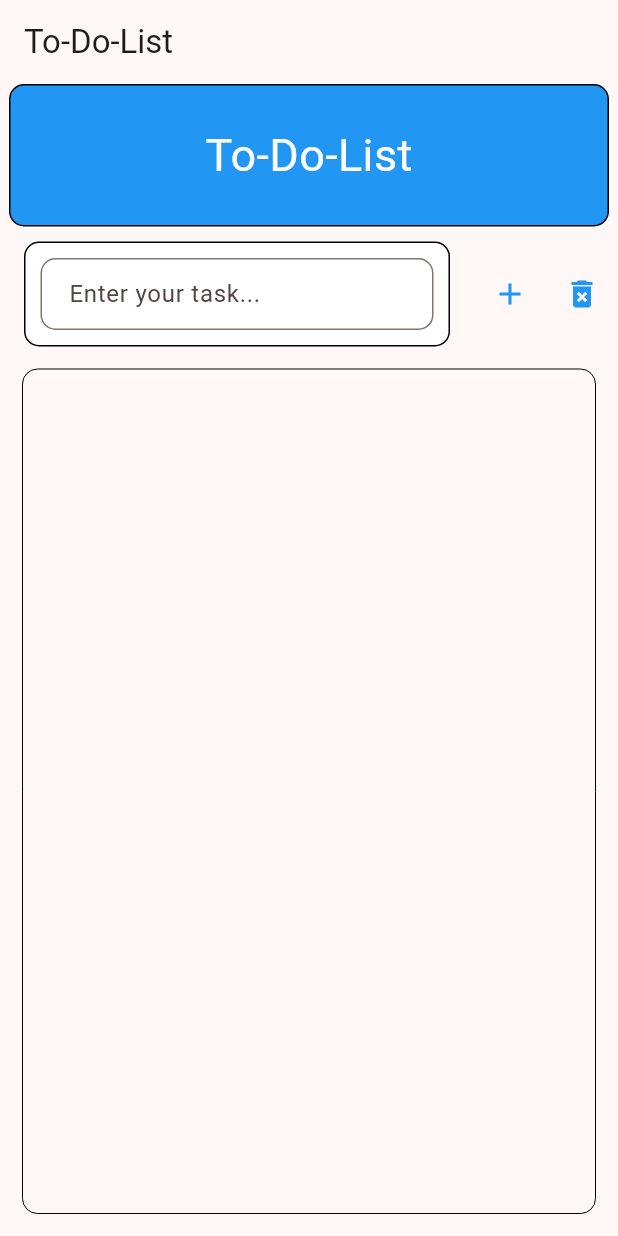
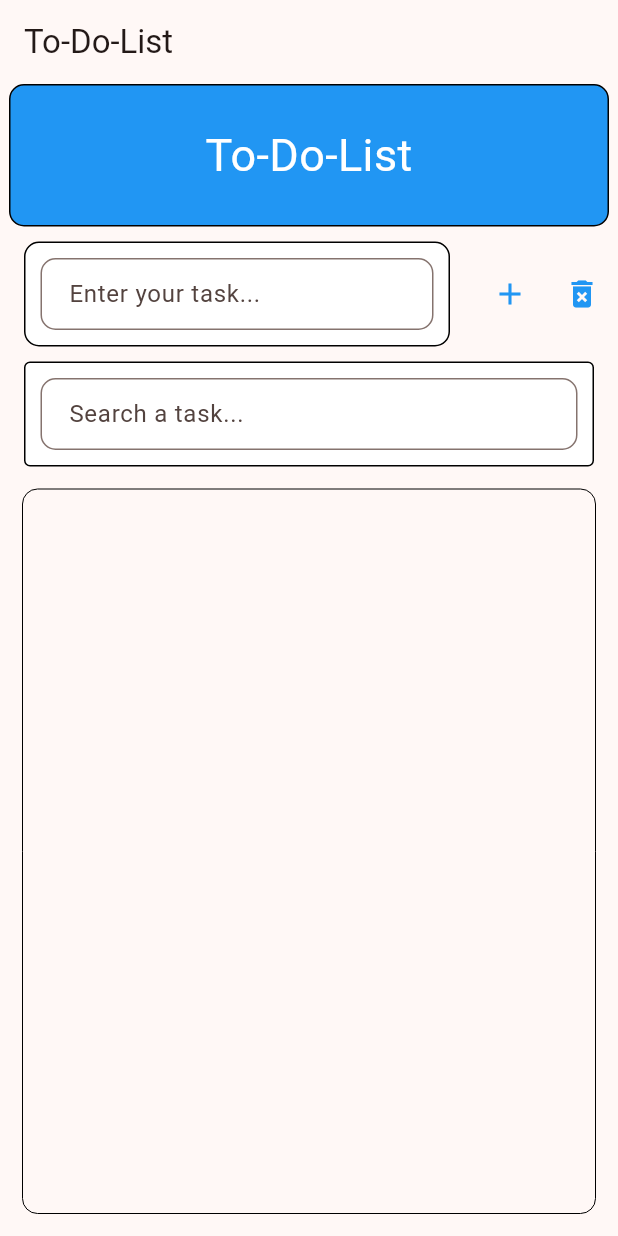
Before and after one commit to BhuwaneshNainwal/Flutter-Projects-Personal, a Flutter app: the screen it shows after launch, on a phone screen of 412 x 824 dp. Run offline on Flutter 3.47's test engine with Material 2 defaults, Android fonts, the phone set to English and light mode, and no system bars.

Commit message:
search implemented

```diff
--- a/todo_list/lib/main.dart
+++ b/todo_list/lib/main.dart
@@ -35,10 +35,13 @@ class Task {
 
 class _MyHomePageState extends State<MyHomePage> {
   TextEditingController _taskController = TextEditingController();
+  TextEditingController _searchController = TextEditingController();
+
   List<Task> tasksList = [];
   var currentTask = "";
   var isEditEnabled = false;
   var currentEditTaskId = -1;
+  var searchTask = "";
   @override
   void dispose() {
     _taskController.dispose();
@@ -176,6 +179,40 @@ class _MyHomePageState extends State<MyHomePage> {
                 ),
               ],
             ),
+            SizedBox(
+              height: 10, // Adjust the height to your preference
+            ),
+            Container(
+              margin: EdgeInsets.symmetric(horizontal: 16),
+              padding: EdgeInsets.all(10),
+              decoration: BoxDecoration(
+                color: Colors.white, // Change the color to match your design
+                border: Border.all(color: Colors.black),
+                borderRadius: BorderRadius.all(Radius.circular(4)),
+              ),
+              child: TextFormField(
+                controller: _searchController,
+                decoration: InputDecoration(
+                  hintText: 'Search a task...',
+                  contentPadding:
+                      EdgeInsets.symmetric(vertical: 10, horizontal: 15),
+                  border: OutlineInputBorder(
+                    borderRadius: BorderRadius.circular(10),
+                  ),
+                ),
+                onChanged: (value) {
+                  setState(() {
+                    searchTask = value;
+                    if (searchTask != "") {
+                      tasksList = tasksList
+                          .where((currentTask) =>
+                              currentTask.task.contains(searchTask))
+                          .toList();
+                    }
+                  });
+                },
+              ),
+            ),
             Expanded(
               child: Padding(
                 padding: EdgeInsets.all(15.0), // Adjust the padding as needed
```
